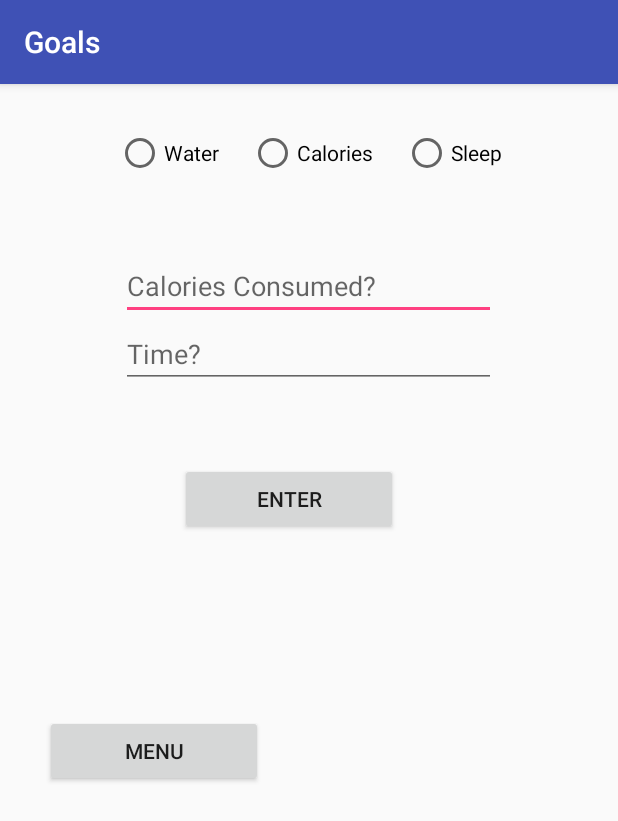
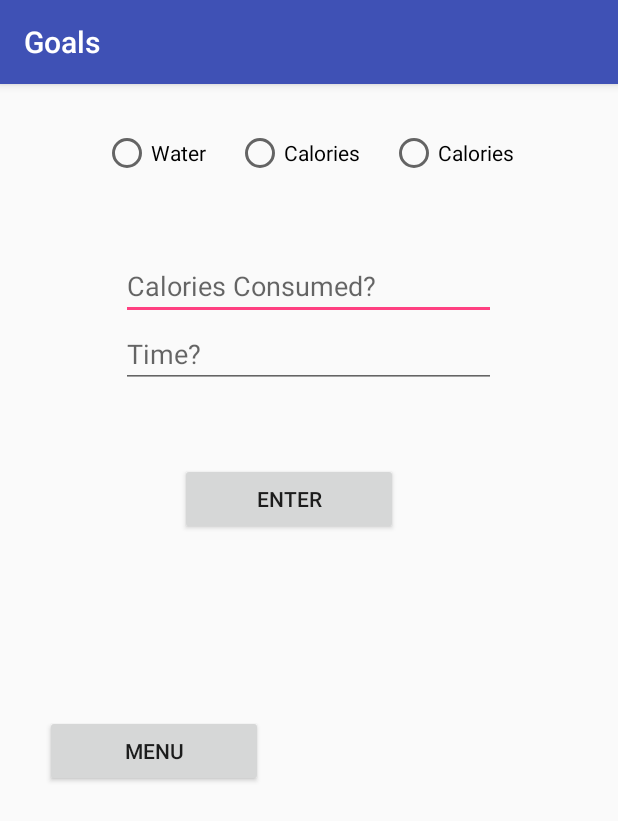
Before and after one commit to andrewalisa/energy-trek, an Android app: the GoalsActivity screen opened directly, with no data from a screen before it, on a phone screen of 412 x 824 dp. Shown: the top 821 px of the screen. Run offline under Robolectric (Android 15) with nearby library versions, the phone set to English and light mode, and no system bars.

Commit message:
Another test commit

```diff
--- a/app/src/main/res/layout/activity_goals.xml
+++ b/app/src/main/res/layout/activity_goals.xml
@@ -27,7 +27,7 @@
         <RadioButton android:id="@+id/radio_sleep"
             android:layout_width="wrap_content"
             android:layout_height="wrap_content"
-            android:text="@string/radio_sleep"
+            android:text="@string/radio_calories"
             android:onClick="onRadioButtonClicked"/>
     </RadioGroup>
 
```
